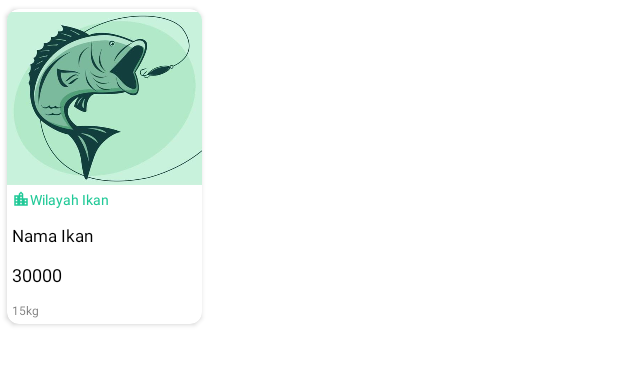
After one commit to lalabib/I-Can, an Android app: the layout item_list.xml on its own in the app's theme, with its tools: preview values and no code run, on a phone screen of 412 x 824 dp. The commit adds this screen. Shown: the top 365 px of the screen. Run offline under Robolectric (Android 15) with nearby library versions, the phone set to English and light mode, and no system bars.

Commit message:
content_home: initial recycler view for item list adding some resources for item list

```diff
--- /dev/null
+++ b/app/src/main/res/drawable/ic_location_city.xml
@@ -0,0 +1,5 @@
+<vector android:height="12dp" android:tint="#20C997"
+    android:viewportHeight="24" android:viewportWidth="24"
+    android:width="12dp" xmlns:android="http://schemas.android.com/apk/res/android">
+    <path android:fillColor="@android:color/white" android:pathData="M15,11L15,5l-3,-3 -3,3v2L3,7v14h18L21,11h-6zM7,19L5,19v-2h2v2zM7,15L5,15v-2h2v2zM7,11L5,11L5,9h2v2zM13,19h-2v-2h2v2zM13,15h-2v-2h2v2zM13,11h-2L11,9h2v2zM13,7h-2L11,5h2v2zM19,19h-2v-2h2v2zM19,15h-2v-2h2v2z"/>
+</vector>
--- a/app/src/main/res/layout/content_home.xml
+++ b/app/src/main/res/layout/content_home.xml
@@ -77,4 +77,26 @@
         app:layout_constraintStart_toStartOf="@id/search_view"
         app:layout_constraintTop_toBottomOf="@id/search_view" />
 
+    <TextView
+        android:id="@+id/tv_best_seller"
+        android:layout_width="wrap_content"
+        android:layout_height="wrap_content"
+        android:layout_marginTop="20dp"
+        android:text="@string/best_seller"
+        android:textStyle="bold"
+        app:layout_constraintStart_toStartOf="@id/image_slider"
+        app:layout_constraintTop_toBottomOf="@+id/image_slider" />
+
+    <androidx.recyclerview.widget.RecyclerView
+        android:id="@+id/rv_best_seller"
+        android:layout_width="wrap_content"
+        android:layout_height="wrap_content"
+        android:layout_marginTop="8dp"
+        android:orientation="horizontal"
+        app:layout_constraintEnd_toEndOf="parent"
+        app:layout_constraintStart_toStartOf="@id/tv_best_seller"
+        app:layout_constraintTop_toBottomOf="@+id/tv_best_seller"
+        tools:layoutManager="androidx.recyclerview.widget.LinearLayoutManager"
+        tools:listitem="@layout/item_list" />
+
 </androidx.constraintlayout.widget.ConstraintLayout>
--- /dev/null
+++ b/app/src/main/res/layout/item_list.xml
@@ -0,0 +1,99 @@
+<?xml version="1.0" encoding="utf-8"?>
+<androidx.cardview.widget.CardView xmlns:android="http://schemas.android.com/apk/res/android"
+    xmlns:app="http://schemas.android.com/apk/res-auto"
+    xmlns:tools="http://schemas.android.com/tools"
+    android:id="@+id/rv_item_list"
+    android:layout_width="wrap_content"
+    android:layout_height="wrap_content"
+    android:orientation="vertical"
+    android:clickable="true"
+    android:focusable="true"
+    android:foreground="?android:selectableItemBackground"
+    app:cardCornerRadius="8dp"
+    app:cardElevation="2dp"
+    app:cardMaxElevation="2dp"
+    app:cardUseCompatPadding="true">
+
+    <androidx.constraintlayout.widget.ConstraintLayout
+        android:layout_width="130dp"
+        android:layout_height="210dp">
+
+        <ImageView
+            android:id="@+id/iv_poster"
+            android:layout_width="130dp"
+            android:layout_height="115dp"
+            android:adjustViewBounds="true"
+            android:scaleType="centerCrop"
+            android:src="@drawable/fish"
+            app:layout_constraintBottom_toBottomOf="parent"
+            app:layout_constraintStart_toStartOf="parent"
+            app:layout_constraintTop_toTopOf="parent"
+            app:layout_constraintVertical_bias="0.02"
+            tools:ignore="ContentDescription" />
+
+        <TextView
+            android:id="@+id/tv_location_title"
+            android:layout_width="match_parent"
+            android:layout_height="wrap_content"
+            android:layout_margin="3dp"
+            android:text="@string/location"
+            android:textSize="9sp"
+            android:textColor="#20c997"
+            app:layout_constraintEnd_toEndOf="parent"
+            app:layout_constraintStart_toStartOf="parent"
+            app:layout_constraintTop_toBottomOf="@id/iv_poster"
+            app:drawableStartCompat="@drawable/ic_location_city"
+            tools:ignore="SmallSp" />
+
+        <TextView
+            android:id="@+id/tv_title"
+            android:layout_width="wrap_content"
+            android:layout_height="wrap_content"
+            android:layout_marginTop="10dp"
+            android:text="@string/fish_name"
+            android:textSize="11sp"
+            android:textColor="@color/black"
+            app:layout_constraintEnd_toEndOf="@id/tv_location_title"
+            app:layout_constraintHorizontal_bias="0.0"
+            app:layout_constraintStart_toStartOf="@id/tv_location_title"
+            app:layout_constraintTop_toBottomOf="@id/tv_location_title" />
+
+        <TextView
+            android:id="@+id/tv_price"
+            android:layout_width="wrap_content"
+            android:layout_height="wrap_content"
+            android:layout_marginTop="10dp"
+            android:text="@string/price"
+            android:textSize="12sp"
+            android:textColor="@color/black"
+            app:layout_constraintEnd_toEndOf="@id/tv_title"
+            app:layout_constraintHorizontal_bias="0.0"
+            app:layout_constraintStart_toStartOf="@id/tv_title"
+            app:layout_constraintTop_toBottomOf="@id/tv_title" />
+
+        <TextView
+            android:id="@+id/tv_weight"
+            android:layout_width="wrap_content"
+            android:layout_height="wrap_content"
+            android:layout_marginTop="10dp"
+            android:text="@string/weight"
+            android:textSize="8sp"
+            app:layout_constraintEnd_toEndOf="@id/tv_price"
+            app:layout_constraintHorizontal_bias="0.0"
+            app:layout_constraintStart_toStartOf="@id/tv_price"
+            app:layout_constraintTop_toBottomOf="@id/tv_price"
+            tools:ignore="SmallSp" />
+
+        <TextView
+            android:id="@+id/tv_kg"
+            android:layout_width="wrap_content"
+            android:layout_height="wrap_content"
+            android:layout_marginTop="10dp"
+            android:text="@string/kg"
+            android:textSize="8sp"
+            app:layout_constraintStart_toEndOf="@id/tv_weight"
+            app:layout_constraintTop_toBottomOf="@id/tv_price"
+            tools:ignore="SmallSp" />
+
+    </androidx.constraintlayout.widget.ConstraintLayout>
+</androidx.cardview.widget.CardView>
```
Also changed, not shown: app/src/main/res/drawable/fish.jpg (added).
